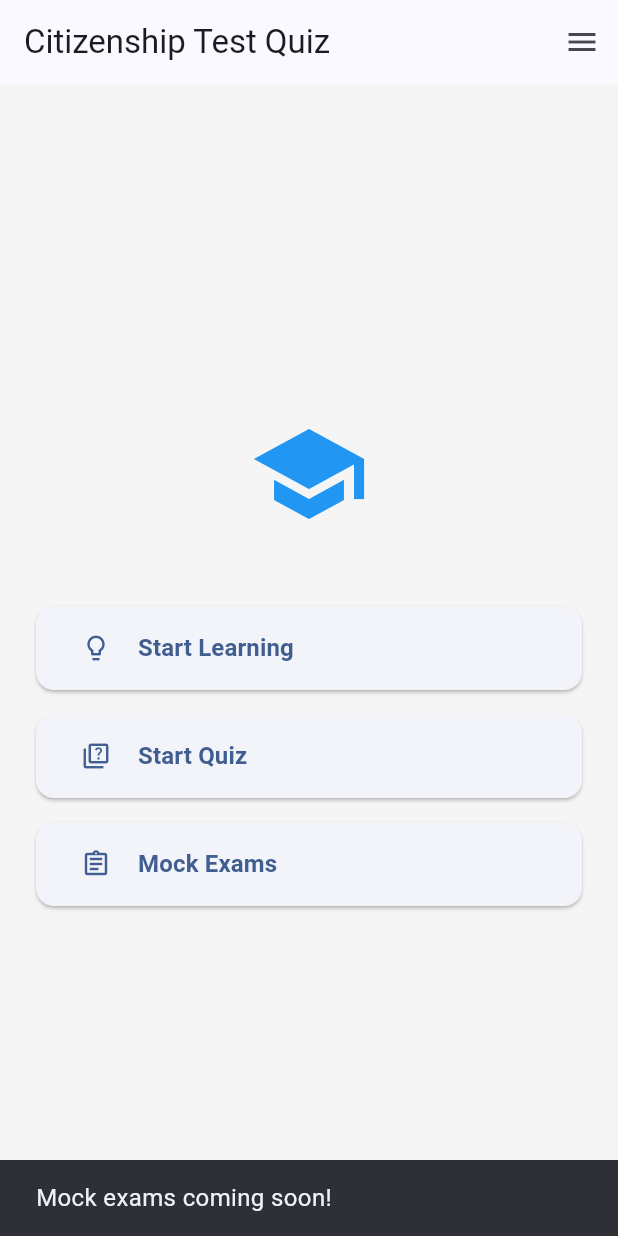
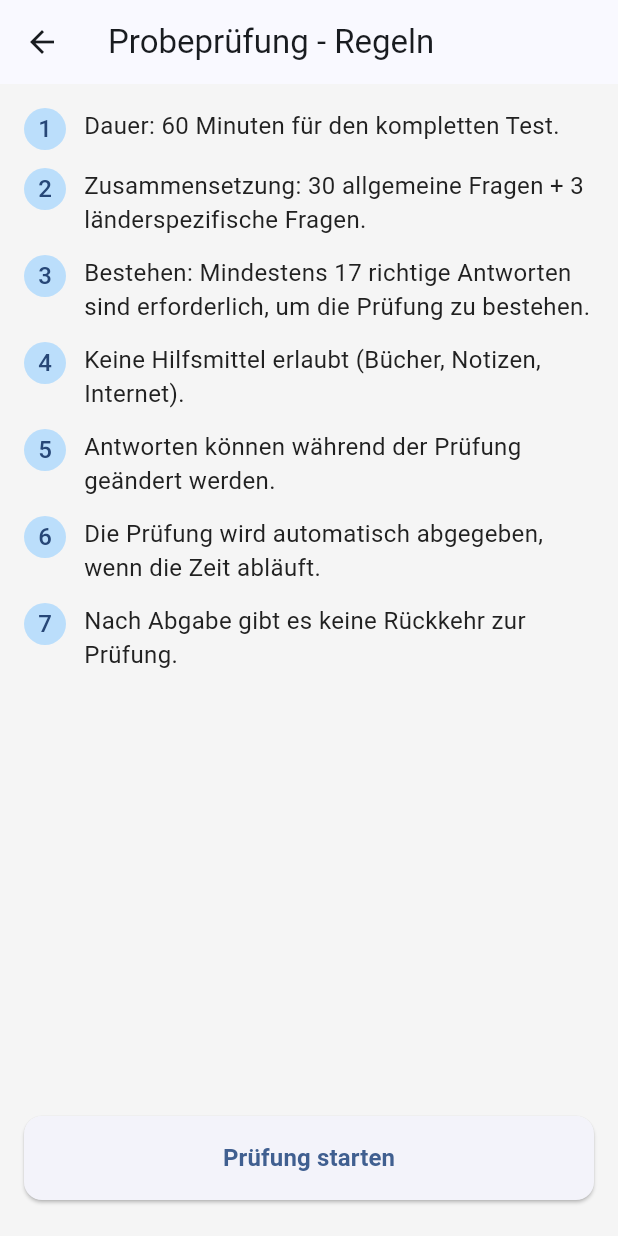
Before and after one commit to GerritSchoo/citizenship_app, a Flutter app: the HomeScreen screen opened directly, after a tap on "Mock Exams", on a phone screen of 412 x 824 dp. Run offline on Flutter 3.47's test engine with Material 3 defaults, Android fonts, the phone set to English and light mode, and no system bars; our stand-ins replace shared_preferences; accounts and stored records are empty.

Commit message:
mock exam

```diff
--- a/lib/src/screens/home_screen.dart
+++ b/lib/src/screens/home_screen.dart
@@ -1,6 +1,7 @@
 import 'package:flutter/material.dart';
 import 'quiz_screen.dart';
 import 'learning_mode_screen.dart';
+import 'mock_exam_rules_screen.dart';
 import '../data/states.dart';
 import '../core/prefs.dart';
 
@@ -168,9 +169,7 @@ class _HomeScreenState extends State<HomeScreen> {
                 width: double.infinity,
                 child: ElevatedButton(
                   onPressed: () {
-                    ScaffoldMessenger.of(context).showSnackBar(
-                      const SnackBar(content: Text('Mock exams coming soon!')),
-                    );
+                    Navigator.push(context, MaterialPageRoute(builder: (_) => const MockExamRulesScreen()));
                   },
                   style: ElevatedButton.styleFrom(
                     minimumSize: const Size.fromHeight(56),
--- /dev/null
+++ b/lib/src/screens/mock_exam_rules_screen.dart
@@ -0,0 +1,65 @@
+import 'package:flutter/material.dart';
+import 'mock_exam_screen.dart';
+
+class MockExamRulesScreen extends StatelessWidget {
+  const MockExamRulesScreen({Key? key}) : super(key: key);
+
+  // Example rules - adjust text as needed
+  static const List<String> _rules = [
+    'Dauer: 60 Minuten für den kompletten Test.',
+    'Zusammensetzung: 30 allgemeine Fragen + 3 länderspezifische Fragen.',
+    'Bestehen: Mindestens 17 richtige Antworten sind erforderlich, um die Prüfung zu bestehen.',
+    'Keine Hilfsmittel erlaubt (Bücher, Notizen, Internet).',
+    'Antworten können während der Prüfung geändert werden.',
+    'Die Prüfung wird automatisch abgegeben, wenn die Zeit abläuft.',
+    'Nach Abgabe gibt es keine Rückkehr zur Prüfung.',
+  ];
+
+  @override
+  Widget build(BuildContext context) {
+    return Scaffold(
+      appBar: AppBar(
+        title: const Text('Probeprüfung - Regeln'),
+        // keep the default back button
+      ),
+      body: SafeArea(
+        child: Column(
+          children: [
+            Expanded(
+              child: ListView.separated(
+                padding: const EdgeInsets.all(16),
+                itemCount: _rules.length,
+                separatorBuilder: (_, __) => const SizedBox(height: 12),
+                itemBuilder: (context, index) {
+                  final rule = _rules[index];
+                  return Row(
+                    crossAxisAlignment: CrossAxisAlignment.start,
+                    children: [
+                      CircleAvatar(radius: 14, backgroundColor: Colors.blue.shade100, child: Text('${index + 1}')),
+                      const SizedBox(width: 12),
+                      Expanded(child: Text(rule, style: Theme.of(context).textTheme.bodyMedium)),
+                    ],
+                  );
+                },
+              ),
+            ),
+            Padding(
+              padding: const EdgeInsets.fromLTRB(16, 8, 16, 24),
+              child: SizedBox(
+                width: double.infinity,
+                height: 56,
+                child: ElevatedButton(
+                  onPressed: () {
+                    Navigator.pushReplacement(context, MaterialPageRoute(builder: (_) => const MockExamScreen()));
+                  },
+                  style: ElevatedButton.styleFrom(shape: RoundedRectangleBorder(borderRadius: BorderRadius.circular(12))),
+                  child: const Text('Prüfung starten', style: TextStyle(fontSize: 16, fontWeight: FontWeight.w600)),
+                ),
+              ),
+            ),
+          ],
+        ),
+      ),
+    );
+  }
+}
```
Also changed, not shown: lib/src/core/controller.dart (+52 -0 lines), lib/src/screens/mock_exam_result_screen.dart (added, +87 -0 lines), lib/src/screens/mock_exam_screen.dart (added, +241 -0 lines).
